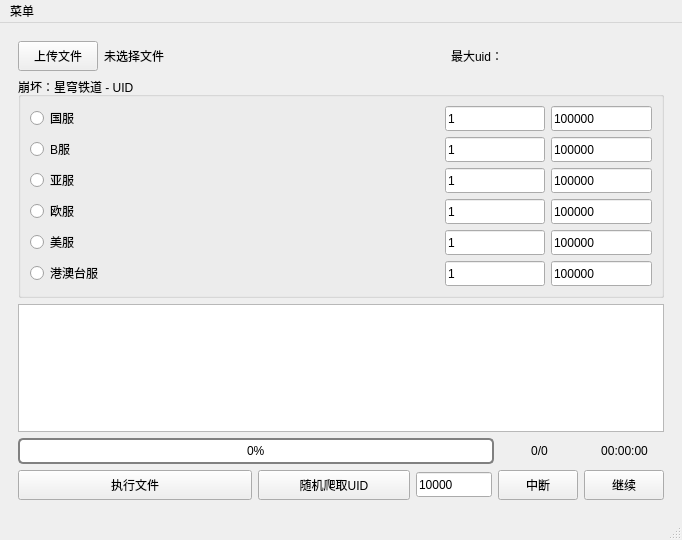
zq56745674/HSR_DATA_SERVER, file ui/HSRMain.ui: the form before one commit.
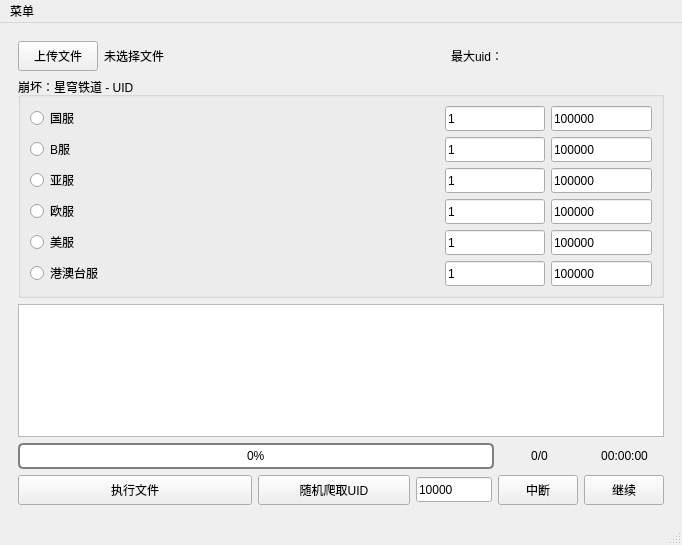
The form after the commit.

```diff
--- a/ui/HSRMain.ui
+++ b/ui/HSRMain.ui
@@ -7,7 +7,7 @@
     <x>0</x>
     <y>0</y>
     <width>682</width>
-    <height>540</height>
+    <height>545</height>
    </rect>
   </property>
   <property name="windowTitle">
```
Left out of the diff: 21 changed lines with no effect on the pictures.
